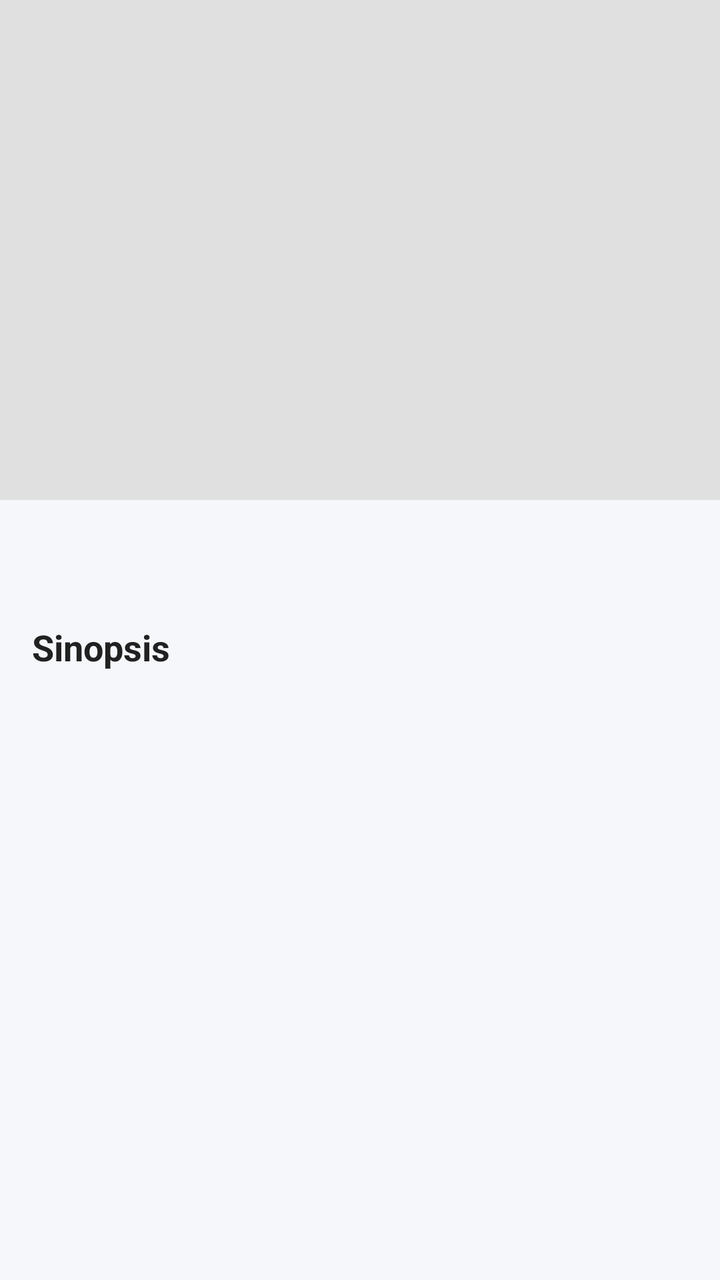
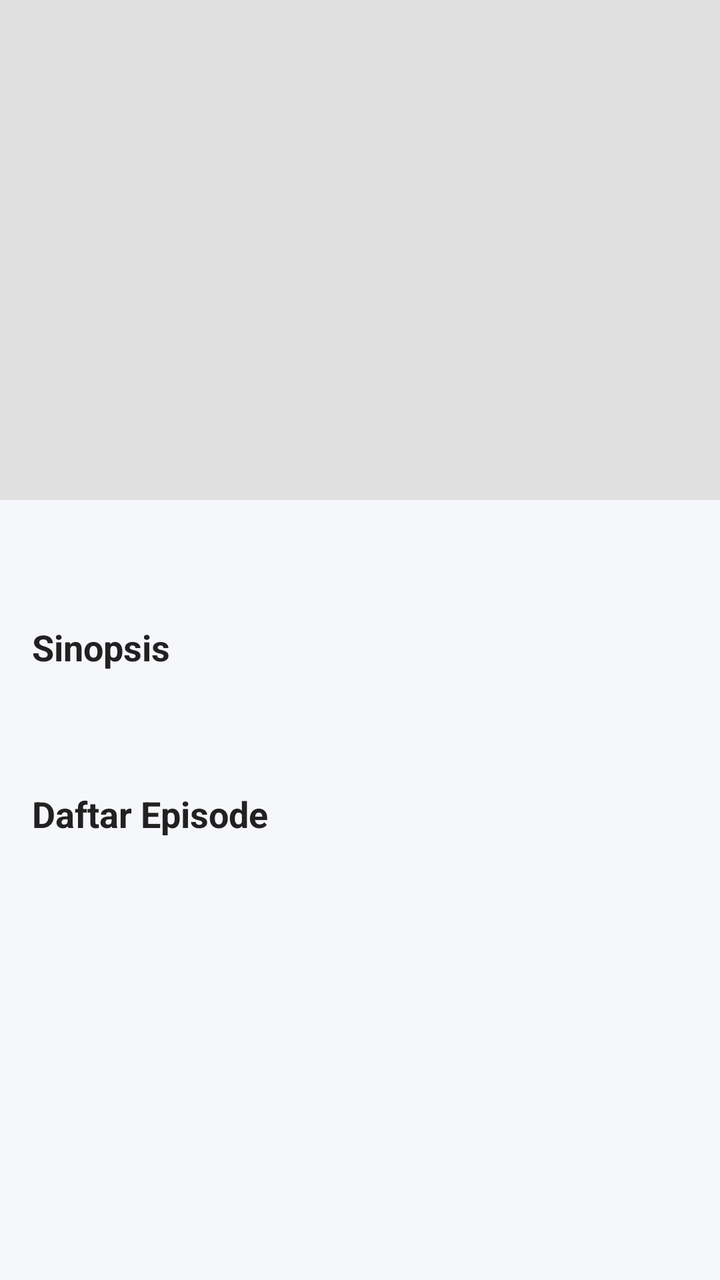

Before-and-after screenshots of an Android layout around one commit, followed by the original layout XML and the change that was made.
<!-- AndroidManifest.xml: application theme Theme.BaseApp -->
<!-- res/layout/activity_detail.xml -->
<?xml version="1.0" encoding="utf-8"?>
<ScrollView xmlns:android="http://schemas.android.com/apk/res/android"
    android:layout_width="match_parent"
    android:layout_height="match_parent"
    android:background="#F5F7FA">

    <LinearLayout
        android:layout_width="match_parent"
        android:layout_height="wrap_content"
        android:orientation="vertical">

        <ImageView
            android:id="@+id/imgDetailPoster"
            android:layout_width="match_parent"
            android:layout_height="250dp"
            android:scaleType="centerCrop"
            android:background="#E0E0E0" />

        <TextView
            android:id="@+id/tvDetailTitle"
            android:layout_width="match_parent"
            android:layout_height="wrap_content"
            android:layout_margin="16dp"
            android:textSize="22sp"
            android:textStyle="bold"
            android:textColor="#212121" />

        <TextView
            android:id="@+id/tvSynopsisHeader"
            android:layout_width="match_parent"
            android:layout_height="wrap_content"
            android:layout_marginStart="16dp"
            android:layout_marginEnd="16dp"
            android:text="Sinopsis"
            android:textSize="18sp"
            android:textStyle="bold"
            android:textColor="#212121" />

        <TextView
            android:id="@+id/tvSynopsis"
            android:layout_width="match_parent"
            android:layout_height="wrap_content"
            android:layout_margin="16dp"
            android:textSize="14sp"
            android:textColor="#757575" />
            
        <ProgressBar
            android:id="@+id/progressBarDetail"
            android:layout_width="wrap_content"
            android:layout_height="wrap_content"
            android:layout_gravity="center"
            android:layout_marginTop="32dp" />

    </LinearLayout>
</ScrollView>
<!-- resources referenced by this layout -->
<resources>
  <style name="Theme.BaseApp" parent="Theme.MaterialComponents.DayNight.DarkActionBar">
          <item name="colorPrimary">@color/purple_500</item>
          <item name="colorPrimaryVariant">@color/purple_700</item>
          <item name="colorOnPrimary">@color/white</item>
      </style>
  <color name="purple_500">#FF6200EE</color>
  <color name="purple_700">#FF3700B3</color>
  <color name="white">#FFFFFFFF</color>
</resources>

<!-- the commit's change to res/layout/activity_detail.xml (unified diff, before → after) -->
@@ -26,7 +26,6 @@
             android:textColor="#212121" />
 
         <TextView
-            android:id="@+id/tvSynopsisHeader"
             android:layout_width="match_parent"
             android:layout_height="wrap_content"
             android:layout_marginStart="16dp"
@@ -44,6 +43,24 @@
             android:textSize="14sp"
             android:textColor="#757575" />
             
+        <TextView
+            android:layout_width="match_parent"
+            android:layout_height="wrap_content"
+            android:layout_marginStart="16dp"
+            android:layout_marginEnd="16dp"
+            android:layout_marginTop="8dp"
+            android:text="Daftar Episode"
+            android:textSize="18sp"
+            android:textStyle="bold"
+            android:textColor="#212121" />
+            
+        <androidx.recyclerview.widget.RecyclerView
+            android:id="@+id/rvEpisodes"
+            android:layout_width="match_parent"
+            android:layout_height="wrap_content"
+            android:layout_margin="8dp"
+            android:nestedScrollingEnabled="false" />
+            
         <ProgressBar
             android:id="@+id/progressBarDetail"
             android:layout_width="wrap_content"
